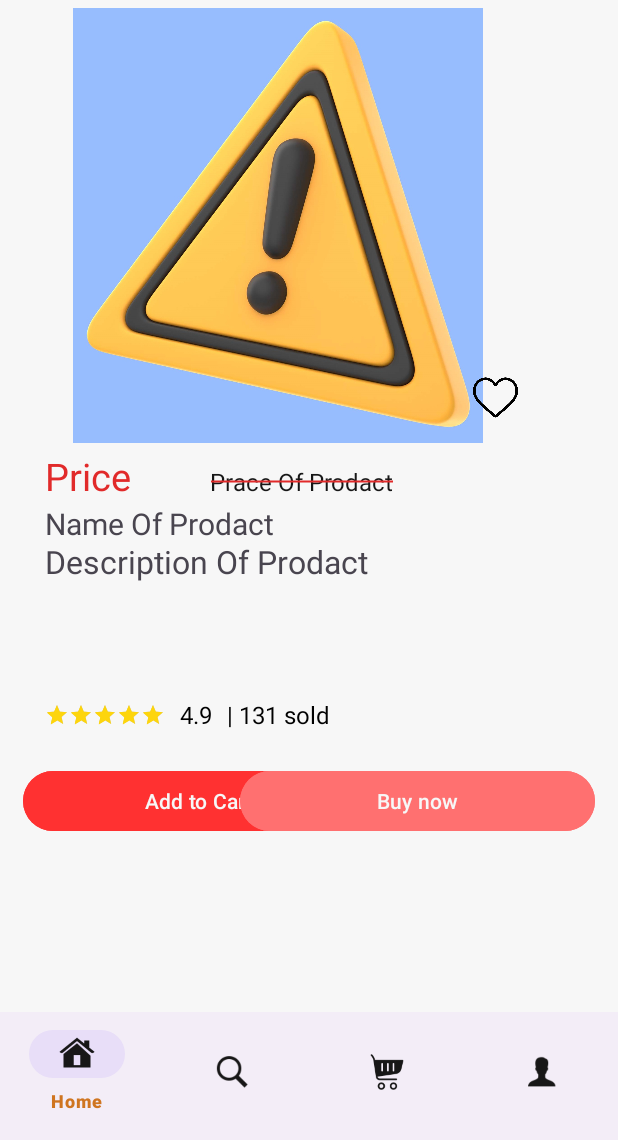
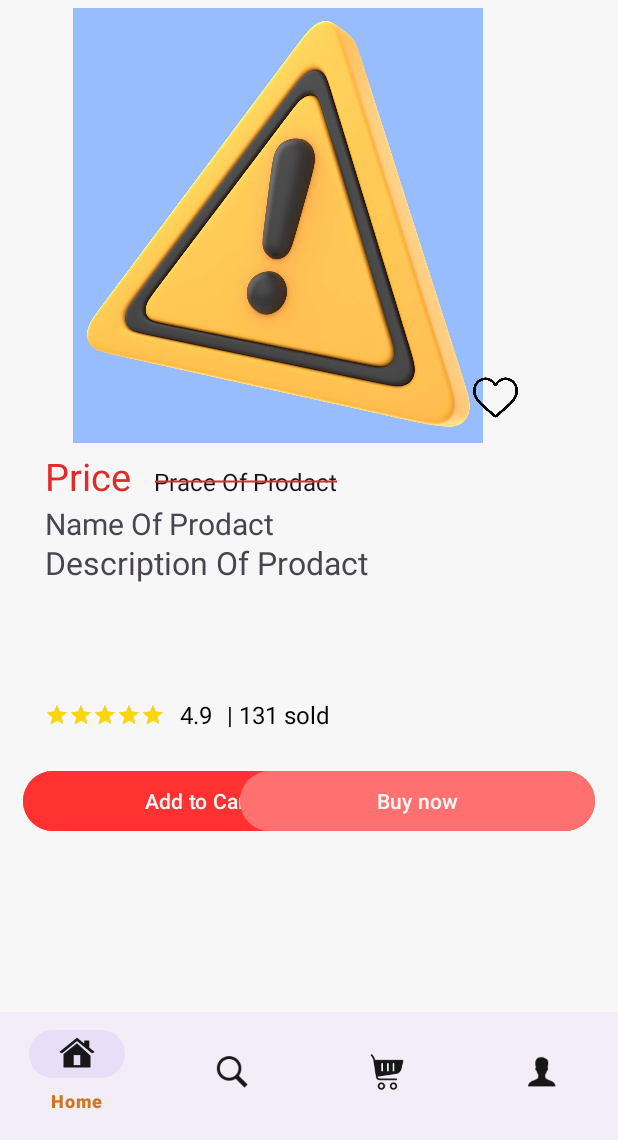
Before and after one commit to ElouakfaouiYassine/E-commerce-app, an Android app: the fragment InfoProductsFragment placed in its activity, on a phone screen of 412 x 824 dp, the part 96-1236 px from its top. Run offline under Robolectric (Android 15) with nearby library versions, the phone set to English and light mode, and no system bars.

Commit message:
Fifth update

```diff
--- a/app/src/main/java/com/example/myapplication/Repository/DataBasePanier.kt
+++ b/app/src/main/java/com/example/myapplication/Repository/DataBasePanier.kt
@@ -44,8 +44,7 @@ class DataBasePanier(context: Context) : SQLiteOpenHelper(context, DATABASE_NAME
 
     fun getExistingQuantity(db: SQLiteDatabase, productName: String): Int {
         val cursor = db.query(
-            TABLE_NAME,
-            arrayOf(COLUMN_QUANTITY_ORDER),  // Ensure this column is correctly named and included in the query
+            TABLE_NAME, arrayOf(COLUMN_QUANTITY_ORDER),  // Ensure this column is correctly named and included in the query
             "$COLUMN_NAME = ?",
             arrayOf(productName),
             null, null, null
--- a/app/src/main/java/com/example/myapplication/Repository/DataBasePayment.kt
+++ b/app/src/main/java/com/example/myapplication/Repository/DataBasePayment.kt
@@ -54,5 +54,4 @@ class DataBasePayment(context: Context):SQLiteOpenHelper(context, DATABASE_NAME,
             -1L
         }
     }
-
 }
--- a/app/src/main/java/com/example/myapplication/View/MyAdapter.kt
+++ b/app/src/main/java/com/example/myapplication/View/MyAdapter.kt
@@ -46,8 +46,7 @@ class MyAdapter(private var list: List<Products>,
     inner class MyViewHolder(itemView: View) : RecyclerView.ViewHolder(itemView) {
         private val image_add_panier: ImageView = itemView.findViewById(R.id.icon_add_Panier)
         private val imageview_info: ImageView = itemView.findViewById(R.id.image_info)
-        private val tvdiscount_price_info: TextView =
-            itemView.findViewById(R.id.info_tv_discount_price)
+        private val tvdiscount_price_info: TextView = itemView.findViewById(R.id.info_tv_discount_price)
         private val tvdescription_info: TextView = itemView.findViewById(R.id.info_tv_description)
         private val tvprice_info: TextView = itemView.findViewById(R.id.info_tv_priceP)
         private val tvname_info: TextView = itemView.findViewById(R.id.info_tv_namP)
--- a/app/src/main/res/layout/activity_add_prducts.xml
+++ b/app/src/main/res/layout/activity_add_prducts.xml
@@ -16,6 +16,7 @@
         android:orientation="vertical"
         android:padding="20dp">
 
+
         <ImageView
             android:id="@+id/AddProductImage"
             android:layout_width="match_parent"
@@ -25,7 +26,6 @@
             android:scaleType="fitXY"
             android:src="@drawable/background_error"
             tools:ignore="ContentDescription" />
-
 
         <Spinner
             android:id="@+id/sp_category"
@@ -131,7 +131,5 @@
             android:textColor="@color/white"
             android:text="@string/lanch_product"
             android:layout_marginTop="10dp"/>
-
-
     </LinearLayout>
 </LinearLayout>
--- a/app/src/main/res/layout/fragment_info_products.xml
+++ b/app/src/main/res/layout/fragment_info_products.xml
@@ -5,7 +5,6 @@
     android:layout_width="match_parent"
     android:layout_height="match_parent"
     tools:context=".View.InfoProductsFragment">
-
     <ImageView
         android:id="@+id/info_product"
         android:layout_width="360dp"
@@ -26,6 +25,10 @@
         android:layout_marginBottom="490dp"
         android:src="@drawable/icon_nonfavorite" />
 
+    <RelativeLayout
+        android:layout_width="match_parent"
+        android:layout_height="match_parent">
+
 
         <TextView
             android:id="@+id/info_tv_priceDiscountProduct"
@@ -36,12 +39,14 @@
             android:text="Price"
             android:textColor="@color/red"
             android:textSize="25sp" />
+
         <TextView
             android:id="@+id/info_tv_priceProduct"
             android:layout_width="wrap_content"
             android:layout_height="wrap_content"
-        android:layout_marginStart="140dp"
+            android:layout_marginStart="15dp"
             android:layout_marginTop="310dp"
+            android:layout_toEndOf="@+id/info_tv_priceDiscountProduct"
             android:foreground="@drawable/strikethrough"
             android:text="@string/prace_of_prodact"
             android:textColor="@color/black"
@@ -60,12 +65,13 @@
             android:id="@+id/info_tv_descriptionProduct"
             android:layout_width="wrap_content"
             android:layout_height="wrap_content"
+            android:layout_below="@+id/info_tv_namProduct"
             android:layout_marginStart="30dp"
-        android:textSize="21sp"
-        android:layout_marginTop="360dp"
+            android:layout_marginTop="-2dp"
             android:ellipsize="end"
             android:maxLines="4"
-        android:text="@string/description_of_prodact" />
+            android:text="@string/description_of_prodact"
+            android:textSize="21sp" />
 
         <LinearLayout
             android:layout_width="wrap_content"
@@ -127,4 +133,8 @@
             android:text="Buy now"
             android:textColor="@color/white" />
 
+    </RelativeLayout>
+
+
+
 </FrameLayout>
--- a/app/src/main/res/layout/fragment_payment.xml
+++ b/app/src/main/res/layout/fragment_payment.xml
@@ -119,7 +119,7 @@
             android:layout_width="match_parent"
             android:layout_height="wrap_content"
             android:hint="Name on card"
-            android:inputType="number" />
+            android:inputType="textPersonName" />
     </com.google.android.material.textfield.TextInputLayout>
 
     <com.google.android.material.textfield.TextInputLayout
@@ -139,7 +139,7 @@
             android:layout_width="match_parent"
             android:layout_height="wrap_content"
             android:hint="Expiration MM/YY"
-            android:inputType="number" />
+            android:inputType="date" />
     </com.google.android.material.textfield.TextInputLayout>
 
     <com.google.android.material.textfield.TextInputLayout
--- a/app/src/main/res/layout/fragment_search.xml
+++ b/app/src/main/res/layout/fragment_search.xml
@@ -15,8 +15,8 @@
         android:layout_marginStart="8dp"
         android:layout_marginTop="8dp"
         android:layout_marginEnd="8dp"
+        android:iconifiedByDefault="false"
         android:layout_marginBottom="8dp"
-        android:iconifiedByDefault="false"
         android:queryHint="Search Products" />
 
 
@@ -178,7 +178,8 @@
         android:layout_alignParentEnd="true"
         android:layout_marginStart="9dp"
         android:layout_marginTop="24dp"
-        android:layout_marginEnd="13dp"/>
+        android:layout_marginEnd="9dp"
+        tools:listitem="@layout/info_rv_search"/>
 
 
     <FrameLayout
--- a/app/src/main/res/layout/info_rv_search.xml
+++ b/app/src/main/res/layout/info_rv_search.xml
@@ -5,8 +5,8 @@
     android:layout_width="200dp"
     android:layout_height="wrap_content"
     android:layout_marginTop="5dp"
-    android:layout_marginEnd="25dp"
-    android:layout_marginStart="10dp"
+    android:layout_marginEnd="30dp"
+    android:layout_marginStart="2dp"
     android:layout_marginBottom="10dp"
     android:orientation="vertical">
 
@@ -23,7 +23,7 @@
         android:layout_width="40dp"
         android:layout_height="40dp"
         android:layout_marginTop="125dp"
-        android:layout_marginStart="132dp"
+        android:layout_marginStart="130dp"
         android:src="@drawable/baseline_add_24"/>
 
 
```
Also changed, not shown: app/src/main/java/com/example/myapplication/View/AdapterSearch.kt (+13 -15 lines), app/src/main/java/com/example/myapplication/View/HomeFragment.kt (+3 -7 lines), app/src/main/java/com/example/myapplication/View/SearchFragment.kt (+9 -2 lines). Lines whose indentation alone changed are shown as unchanged.
